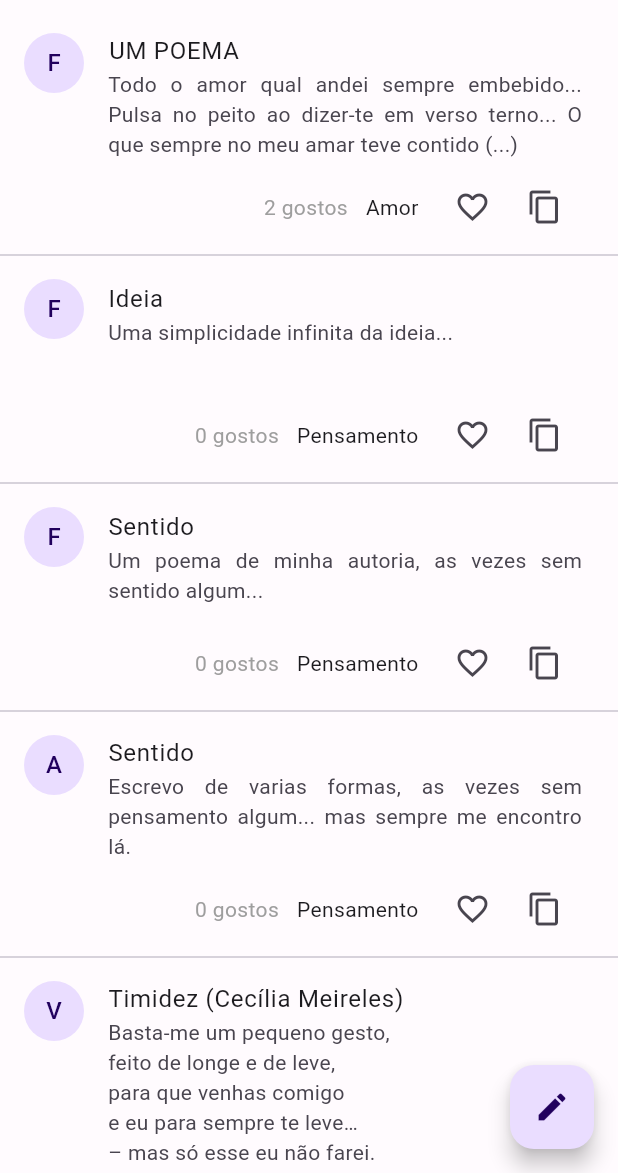
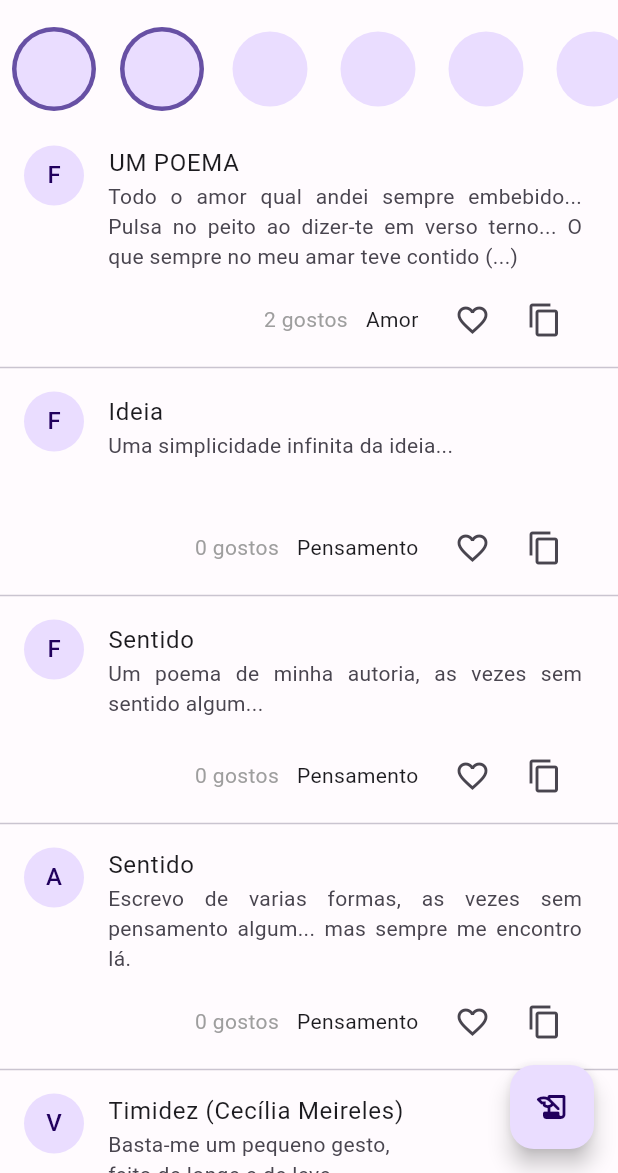
Before and after one commit to fariosofernando/PoetizeMe-Android-App, a Flutter app: the screen it shows after launch, on a phone screen of 412 x 824 dp, the part 63-1236 px from its top. Run offline on Flutter 3.47's test engine with Material 3 defaults, Android fonts, the phone set to English and light mode, and no system bars; our stand-ins replace hive_flutter; accounts and stored records are empty.

```diff
--- /dev/null
+++ b/lib/ui/components/status.dart
@@ -0,0 +1,20 @@
+import 'package:flutter/material.dart';
+
+class Status extends StatelessWidget {
+  final bool isUpdated;
+  const Status({this.isUpdated = false, super.key});
+
+  @override
+  Widget build(BuildContext context) {
+    return Container(
+      margin: const EdgeInsets.only(right: 8, left: 8),
+      child: CircleAvatar(
+        radius: 28,
+        backgroundColor: isUpdated ? Theme.of(context).colorScheme.primary : Colors.transparent,
+        child: const CircleAvatar(
+          radius: 25,
+        ),
+      ),
+    );
+  }
+}
--- a/lib/ui/home/home_page.dart
+++ b/lib/ui/home/home_page.dart
@@ -7,6 +7,9 @@ import '../../blocs/home/events.dart';
 import '../../blocs/home/states.dart';
 import '../../utils/system_ui_overlay_style.dart';
 import '../../utils/theme_notifier.dart';
+import '../components/loading_page.dart';
+import '../components/status.dart';
+import '../write_poetry_page.dart';
 
 class MyHomePage extends StatefulWidget {
   final HomeBloc bloc;
@@ -46,18 +49,29 @@ class _MyHomePageState extends State<MyHomePage> {
           final poetryList = snapshot.data?.poetrys ?? [];
 
           if (snapshot.data is HomeLoadingState) {
-            return Scaffold(
-              appBar: AppBar(
-                systemOverlayStyle: systemUiOverlayStyle(context),
-              ),
-              body: const Center(
-                child: CircularProgressIndicator(),
-              ),
-            );
+            return const LoadingPage();
           } else if (snapshot.data is HomeSucessState) {
             return Scaffold(
               appBar: AppBar(
                 systemOverlayStyle: systemUiOverlayStyle(context),
+                bottom: PreferredSize(
+                  preferredSize: Size(MediaQuery.sizeOf(context).width, 60),
+                  child: const SingleChildScrollView(
+                    scrollDirection: Axis.horizontal,
+                    child: Row(
+                      mainAxisAlignment: MainAxisAlignment.start,
+                      children: [
+                        Status(isUpdated: true),
+                        Status(isUpdated: true),
+                        Status(),
+                        Status(),
+                        Status(),
+                        Status(),
+                        Status(),
+                      ],
+                    ),
+                  ),
+                ),
                 title: Text(widget.title),
                 actions: [
                   IconButton(
@@ -87,7 +101,9 @@ class _MyHomePageState extends State<MyHomePage> {
                   IconButton(onPressed: () {}, icon: const Icon(Icons.menu)),
                 ],
               ),
-              body: ListView.separated(
+              body: Padding(
+                padding: const EdgeInsets.only(top: 15.0),
+                child: ListView.separated(
                   controller: _scrollController,
                   key: listViewKey,
                   separatorBuilder: (_, __) => const Divider(),
@@ -147,21 +163,22 @@ class _MyHomePageState extends State<MyHomePage> {
                     );
                   },
                 ),
+              ),
               floatingActionButton: FloatingActionButton(
-                onPressed: () {},
-                child: const Icon(Icons.edit),
+                onPressed: () {
+                  Navigator.push(
+                    context,
+                    MaterialPageRoute(builder: (context) {
+                      return const WritePoetryPage();
+                    }),
+                  );
+                },
+                child: const Icon(Icons.history_edu_rounded),
               ),
             );
           }
 
-          return Scaffold(
-            appBar: AppBar(
-              systemOverlayStyle: systemUiOverlayStyle(context),
-            ),
-            body: const Center(
-              child: CircularProgressIndicator(),
-            ),
-          );
+          return const LoadingPage();
         });
   }
 }
```
Also changed, not shown: lib/ui/components/loading_page.dart (added, +17 -0 lines), lib/ui/write_poetry_page.dart (added, +124 -0 lines), pubspec.lock, 22 other files. Lines whose indentation alone changed are shown as unchanged.
